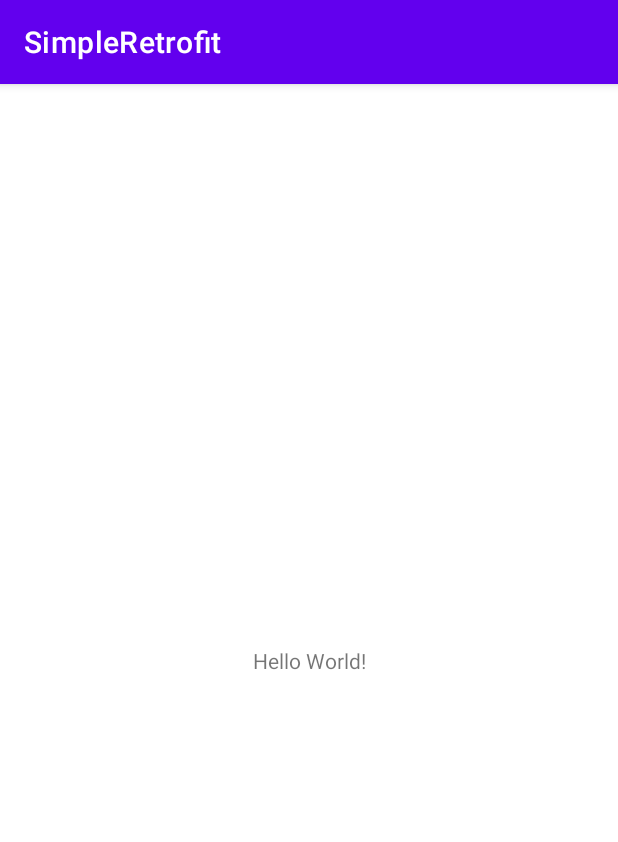
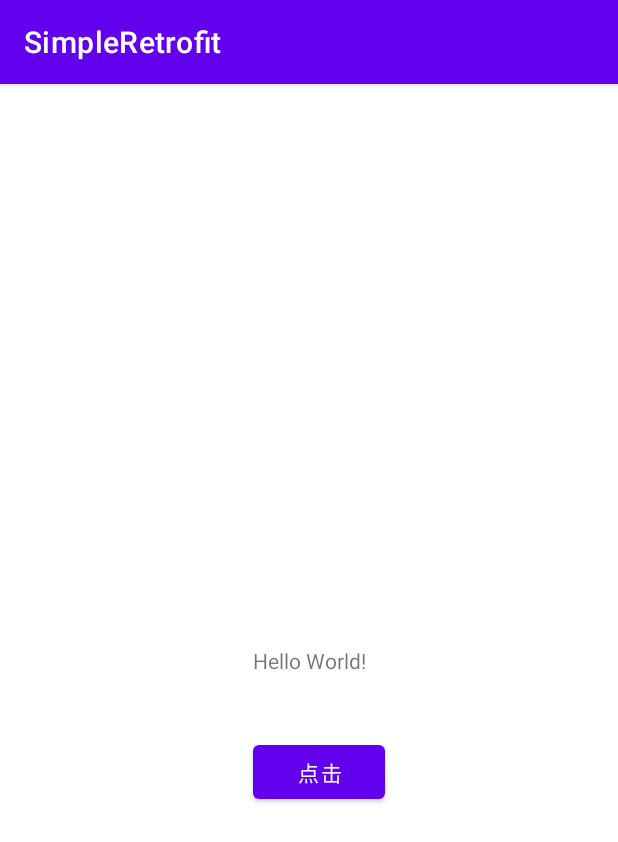
Before and after one commit to xunyixiangchao/SimpleRetrofit, an Android app: the screen it shows after launch (MainActivity), on a phone screen of 412 x 824 dp. Shown: the top 842 px of the screen. Run offline under Robolectric (Android 15) with nearby library versions, the phone set to English and light mode, and no system bars.

Commit message:
通过反射实现点击事件

```diff
--- /dev/null
+++ b/app/src/main/java/com/lis/simpleretrofit/InjectUtil.java
@@ -0,0 +1,45 @@
+package com.lis.simpleretrofit;
+
+import android.app.Activity;
+import android.view.View;
+
+import com.lis.simpleretrofit.annotation.Click;
+
+import java.lang.annotation.Annotation;
+import java.lang.reflect.InvocationTargetException;
+import java.lang.reflect.Method;
+
+public class InjectUtil {
+
+
+    public static void injectClick(Activity activity) {
+        Class<? extends Activity> aClass = activity.getClass();
+        Method[] methods = aClass.getMethods();
+        for (Method method : methods) {
+            if(method.isAnnotationPresent(Click.class)){
+                Annotation[] annotations = method.getAnnotations();
+                for (Annotation annotation : annotations) {
+                    if(annotation instanceof Click){
+                        int[] value = ((Click) annotation).value();
+                        for (int res : value) {
+                            View view = activity.findViewById(res);
+                            view.setOnClickListener(new View.OnClickListener() {
+                                @Override
+                                public void onClick(View v) {
+                                    try {
+                                        method.invoke(activity,view);
+                                    } catch (IllegalAccessException e) {
+                                        e.printStackTrace();
+                                    } catch (InvocationTargetException e) {
+                                        e.printStackTrace();
+                                    }
+                                }
+                            });
+                        }
+                    }
+                }
+            }
+        }
+
+    }
+}
--- a/app/src/main/res/layout/activity_main.xml
+++ b/app/src/main/res/layout/activity_main.xml
@@ -16,4 +16,16 @@
         app:layout_constraintRight_toRightOf="parent"
         app:layout_constraintTop_toTopOf="parent" />
 
+    <Button
+        android:id="@+id/button"
+        android:layout_width="wrap_content"
+        android:layout_height="wrap_content"
+        android:text="点击"
+        app:layout_constraintBottom_toBottomOf="parent"
+        app:layout_constraintHorizontal_bias="0.52"
+        app:layout_constraintLeft_toLeftOf="parent"
+        app:layout_constraintRight_toRightOf="parent"
+        app:layout_constraintTop_toTopOf="parent"
+        app:layout_constraintVertical_bias="0.604"></Button>
+
 </androidx.constraintlayout.widget.ConstraintLayout>
```
Also changed, not shown: app/src/main/java/com/lis/simpleretrofit/MainActivity.java (+17 -0 lines), app/src/main/java/com/lis/simpleretrofit/annotation/Click.java (added, +17 -0 lines).
